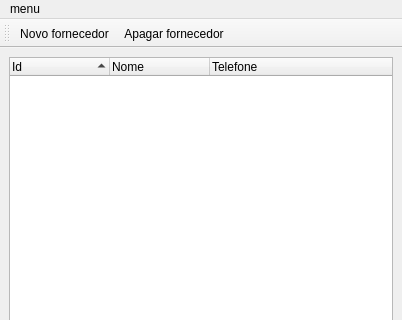
This is window.ui in lucasmpavelski/pharmaCCdesktop as Qt 5 draws it before an edit; both pictures show x 0 to 402 and y 0 to 320 of the 402 by 496 pixel window. The edited form follows.
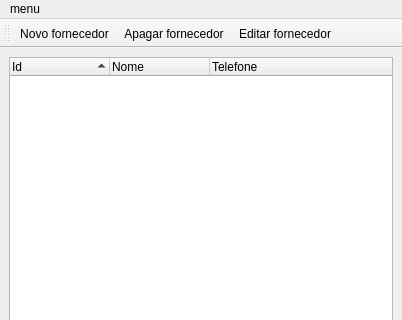
This is the edited form. Custom widgets are drawn as their Qt base class.

```diff
--- a/window.ui
+++ b/window.ui
@@ -87,6 +87,7 @@
    </attribute>
    <addaction name="actionNew_Provider"/>
    <addaction name="actionDelete_Provider"/>
+   <addaction name="actionEdit_Provider"/>
   </widget>
   <action name="actionDelete_Provider">
    <property name="text">
@@ -110,6 +111,17 @@
     <string>Ctrl+N</string>
    </property>
   </action>
+  <action name="actionEdit_Provider">
+   <property name="text">
+    <string>Editar fornecedor</string>
+   </property>
+   <property name="toolTip">
+    <string>Editar fornecedor selecionado</string>
+   </property>
+   <property name="shortcut">
+    <string>Ctrl+E</string>
+   </property>
+  </action>
  </widget>
  <customwidgets>
   <customwidget>
```
Left out of the diff: 41 changed lines with no effect on the pictures.
